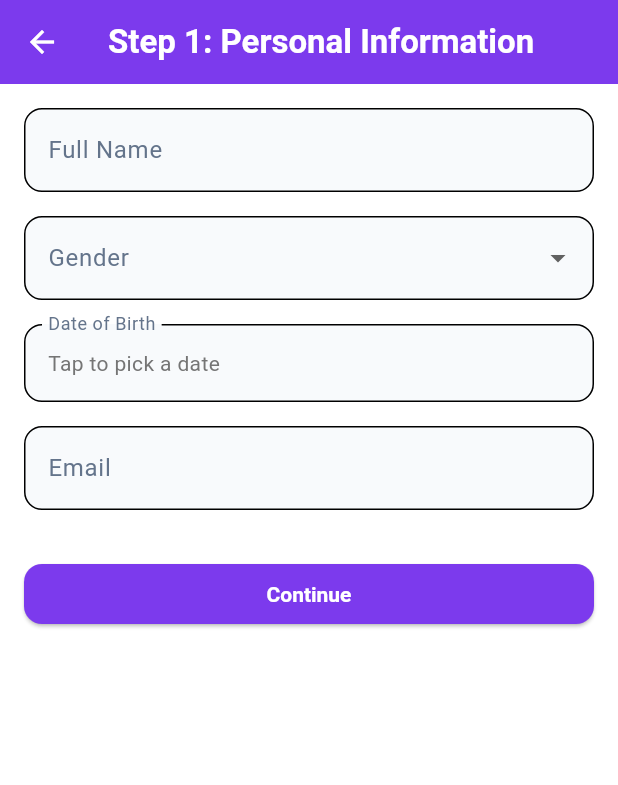
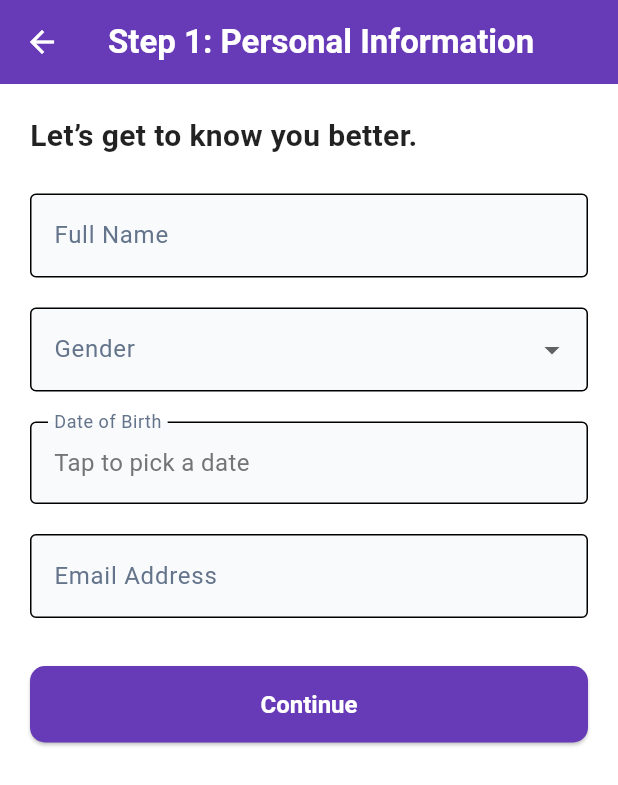
Before and after one commit to idarapatrick/UTME-PrepMaster, a Flutter app: the PersonalInfoScreen screen opened directly, on a phone screen of 412 x 824 dp. Shown: the top 785 px of the screen. Run offline on Flutter 3.47's test engine with Material 3 defaults, Android fonts, the phone set to English and light mode, and no system bars; our stand-ins replace cloud_firestore, firebase_auth, firebase_core, firebase_storage, image_picker; accounts and stored records are empty; network calls fail.

Commit message:
feat(onboarding): add study preferences & subjects screens, clean up old onboarding folder

```diff
--- a/lib/screens/onboarding/personal_info_screen.dart
+++ /dev/null
@@ -1,104 +0,0 @@
-import 'package:flutter/material.dart';
-
-class PersonalInfoScreen extends StatefulWidget {
-  const PersonalInfoScreen({super.key});
-
-  @override
-  State<PersonalInfoScreen> createState() => _PersonalInfoScreenState();
-}
-
-class _PersonalInfoScreenState extends State<PersonalInfoScreen> {
-  final _formKey = GlobalKey<FormState>();
-
-  final TextEditingController _nameController = TextEditingController();
-  final TextEditingController _emailController = TextEditingController();
-  DateTime? _selectedDate;
-  String? _selectedGender;
-
-  void _selectDate() async {
-    final DateTime? picked = await showDatePicker(
-      context: context,
-      initialDate: DateTime(2006),
-      firstDate: DateTime(1980),
-      lastDate: DateTime.now(),
-    );
-    if (picked != null) {
-      setState(() {
-        _selectedDate = picked;
-      });
-    }
-  }
-
-  void _submitForm() {
-    if (_formKey.currentState!.validate() &&
-        _selectedGender != null &&
-        _selectedDate != null) {
-      Navigator.pushNamed(context, '/university-selection');
-    } else {
-      ScaffoldMessenger.of(context).showSnackBar(
-        const SnackBar(content: Text('Please complete all fields')),
-      );
-    }
-  }
-
-  @override
-  Widget build(BuildContext context) {
-    return Scaffold(
-      appBar: AppBar(title: const Text('Step 1: Personal Information')),
-      body: Padding(
-        padding: const EdgeInsets.all(16.0),
-        child: Form(
-          key: _formKey,
-          child: ListView(
-            children: [
-              TextFormField(
-                controller: _nameController,
-                decoration: const InputDecoration(labelText: 'Full Name'),
-                validator: (value) => value!.isEmpty ? 'Enter your name' : null,
-              ),
-              const SizedBox(height: 16),
-              DropdownButtonFormField<String>(
-                value: _selectedGender,
-                items: ['Male', 'Female', 'Other']
-                    .map((g) => DropdownMenuItem(value: g, child: Text(g)))
-                    .toList(),
-                onChanged: (value) => setState(() => _selectedGender = value),
-                decoration: const InputDecoration(labelText: 'Gender'),
-                validator: (value) => value == null ? 'Select gender' : null,
-              ),
-              const SizedBox(height: 16),
-              InkWell(
-                onTap: _selectDate,
-                child: InputDecorator(
-                  decoration: const InputDecoration(labelText: 'Date of Birth'),
-                  child: Text(
-                    _selectedDate != null
-                        ? '${_selectedDate!.toLocal()}'.split(' ')[0]
-                        : 'Tap to pick a date',
-                    style: TextStyle(
-                      color: _selectedDate != null
-                          ? Colors.black
-                          : Colors.grey[600],
-                    ),
-                  ),
-                ),
-              ),
-              const SizedBox(height: 16),
-              TextFormField(
-                controller: _emailController,
-                decoration: const InputDecoration(labelText: 'Email'),
-                validator: (value) =>
-                    value!.contains('@') ? null : 'Enter valid email',
-              ),
-              const SizedBox(height: 32),
-              ElevatedButton(
-                onPressed: _submitForm,
-                child: const Text('Continue'),
-              ),
-            ],
-          ),
-        ),
-      ),
-    );
-  }
-}
--- a/lib/screens/personal_info_screen.dart
+++ b/lib/screens/personal_info_screen.dart
@@ -9,14 +9,14 @@ class PersonalInfoScreen extends StatefulWidget {
 
 class _PersonalInfoScreenState extends State<PersonalInfoScreen> {
   final _formKey = GlobalKey<FormState>();
+  final _nameController = TextEditingController();
+  final _emailController = TextEditingController();
 
-  final TextEditingController _nameController = TextEditingController();
-  final TextEditingController _emailController = TextEditingController();
   DateTime? _selectedDate;
   String? _selectedGender;
 
   void _selectDate() async {
-    final DateTime? picked = await showDatePicker(
+    final picked = await showDatePicker(
       context: context,
       initialDate: DateTime(2006),
       firstDate: DateTime(1980),
@@ -31,8 +31,8 @@ class _PersonalInfoScreenState extends State<PersonalInfoScreen> {
 
   void _submitForm() {
     if (_formKey.currentState!.validate() &&
-        _selectedGender != null &&
-        _selectedDate != null) {
+        _selectedDate != null &&
+        _selectedGender != null) {
       Navigator.pushNamed(context, '/university-selection');
     } else {
       ScaffoldMessenger.of(context).showSnackBar(
@@ -44,58 +44,118 @@ class _PersonalInfoScreenState extends State<PersonalInfoScreen> {
   @override
   Widget build(BuildContext context) {
     return Scaffold(
-      appBar: AppBar(title: const Text('Step 1: Personal Information')),
-      body: Padding(
-        padding: const EdgeInsets.all(16.0),
+      appBar: AppBar(
+        title: const Text('Step 1: Personal Information'),
+        backgroundColor: Colors.deepPurple,
+      ),
+      body: SafeArea(
+        child: Padding(
+          padding: const EdgeInsets.all(20),
           child: Form(
             key: _formKey,
             child: ListView(
               children: [
+                const Text(
+                  'Let’s get to know you better.',
+                  style: TextStyle(
+                    fontSize: 20,
+                    fontWeight: FontWeight.bold,
+                    color: Colors.black87,
+                  ),
+                ),
+                const SizedBox(height: 24),
+
+                // Full Name
                 TextFormField(
                   controller: _nameController,
-                decoration: const InputDecoration(labelText: 'Full Name'),
-                validator: (value) => value!.isEmpty ? 'Enter your name' : null,
+                  decoration: const InputDecoration(
+                    labelText: 'Full Name',
+                    border: OutlineInputBorder(),
                   ),
-              const SizedBox(height: 16),
+                  validator: (value) =>
+                      value!.trim().isEmpty ? 'Enter your name' : null,
+                ),
+                const SizedBox(height: 20),
+
+                // Gender
                 DropdownButtonFormField<String>(
                   value: _selectedGender,
                   items: ['Male', 'Female', 'Other']
                       .map((g) => DropdownMenuItem(value: g, child: Text(g)))
                       .toList(),
-                onChanged: (value) => setState(() => _selectedGender = value),
-                decoration: const InputDecoration(labelText: 'Gender'),
-                validator: (value) => value == null ? 'Select gender' : null,
+                  decoration: const InputDecoration(
+                    labelText: 'Gender',
+                    border: OutlineInputBorder(),
                   ),
-              const SizedBox(height: 16),
+                  onChanged: (value) {
+                    setState(() {
+                      _selectedGender = value;
+                    });
+                  },
+                  validator: (value) =>
+                      value == null ? 'Please select your gender' : null,
+                ),
+                const SizedBox(height: 20),
+
+                // Date of Birth
                 InkWell(
                   onTap: _selectDate,
                   child: InputDecorator(
-                  decoration: const InputDecoration(labelText: 'Date of Birth'),
+                    decoration: const InputDecoration(
+                      labelText: 'Date of Birth',
+                      border: OutlineInputBorder(),
+                    ),
                     child: Text(
                       _selectedDate != null
                           ? '${_selectedDate!.toLocal()}'.split(' ')[0]
                           : 'Tap to pick a date',
                       style: TextStyle(
                         color: _selectedDate != null
-                          ? Colors.black
+                            ? Colors.black87
                             : Colors.grey[600],
+                        fontSize: 16,
                       ),
                     ),
                   ),
                 ),
-              const SizedBox(height: 16),
+                const SizedBox(height: 20),
+
+                // Email
                 TextFormField(
                   controller: _emailController,
-                decoration: const InputDecoration(labelText: 'Email'),
-                validator: (value) =>
-                    value!.contains('@') ? null : 'Enter valid email',
+                  decoration: const InputDecoration(
+                    labelText: 'Email Address',
+                    border: OutlineInputBorder(),
+                  ),
+                  validator: (value) {
+                    if (value == null || value.trim().isEmpty) {
+                      return 'Enter your email';
+                    }
+                    if (!value.contains('@') || !value.contains('.')) {
+                      return 'Enter a valid email';
+                    }
+                    return null;
+                  },
+                  keyboardType: TextInputType.emailAddress,
                 ),
                 const SizedBox(height: 32),
+
                 ElevatedButton(
                   onPressed: _submitForm,
-                child: const Text('Continue'),
+                  style: ElevatedButton.styleFrom(
+                    backgroundColor: Colors.deepPurple,
+                    padding: const EdgeInsets.symmetric(vertical: 16),
+                    shape: RoundedRectangleBorder(
+                      borderRadius: BorderRadius.circular(10),
+                    ),
+                  ),
+                  child: const Text(
+                    'Continue',
+                    style: TextStyle(fontSize: 16, fontWeight: FontWeight.w600),
+                  ),
                 ),
               ],
+            ),
           ),
         ),
       ),
```
Also changed, not shown: lib/data/utme_subjects.dart (added, +47 -0 lines), lib/main_liliane.dart (deleted, +0 -27 lines), lib/screens/onboarding/university_selection_screen.dart (deleted, +0 -90 lines), lib/screens/onboarding/welcome_screen.dart (deleted, +0 -63 lines), lib/screens/study_preferences_screen.dart (added, +90 -0 lines), lib/screens/subjects_selection_screen.dart (added, +100 -0 lines), lib/screens/university_selection_screen.dart (+42 -10 lines), lib/screens/welcome_screen.dart (+31 -22 lines). Lines whose indentation alone changed are shown as unchanged.
